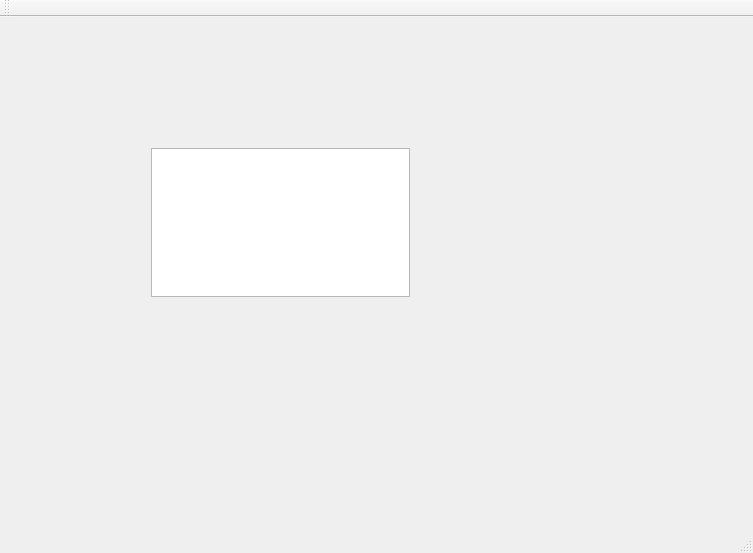
Before: the Qt Designer form mainwindow.ui in jjeka/pdp11-emulator, drawn with Qt 5.
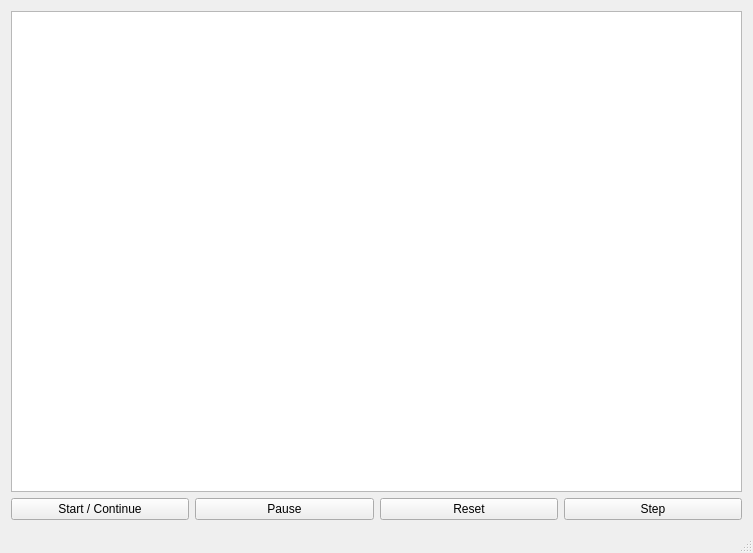
After: the same form once the commit is applied.

```diff
--- a/mainwindow.ui
+++ b/mainwindow.ui
@@ -14,34 +14,54 @@
    <string>MainWindow</string>
   </property>
   <widget class="QWidget" name="centralWidget">
-   <widget class="QWidget" name="horizontalLayoutWidget">
-    <property name="geometry">
-     <rect>
-      <x>140</x>
-      <y>120</y>
-      <width>281</width>
-      <height>171</height>
-     </rect>
-    </property>
-    <layout class="QHBoxLayout" name="horizontalLayout">
-     <property name="sizeConstraint">
-      <enum>QLayout::SetMaximumSize</enum>
-     </property>
-     <item>
-      <layout class="QVBoxLayout" name="verticalLayout_3"/>
-     </item>
-     <item>
       <layout class="QVBoxLayout" name="verticalLayout">
        <item>
-        <widget class="QTreeView" name="treeView"/>
+     <layout class="QHBoxLayout" name="stateLayout">
+      <item>
+       <layout class="QVBoxLayout" name="cpuLayout">
+        <item>
+         <layout class="QFormLayout" name="registersLayout"/>
        </item>
        <item>
-        <layout class="QGridLayout" name="gridLayout"/>
+         <widget class="QListView" name="disasView"/>
        </item>
       </layout>
      </item>
     </layout>
-   </widget>
+    </item>
+    <item>
+     <layout class="QHBoxLayout" name="buttonsLayout">
+      <item>
+       <widget class="QPushButton" name="startButton">
+        <property name="text">
+         <string>Start / Continue</string>
+        </property>
+       </widget>
+      </item>
+      <item>
+       <widget class="QPushButton" name="pauseButton">
+        <property name="text">
+         <string>Pause</string>
+        </property>
+       </widget>
+      </item>
+      <item>
+       <widget class="QPushButton" name="resetButton">
+        <property name="text">
+         <string>Reset</string>
+        </property>
+       </widget>
+      </item>
+      <item>
+       <widget class="QPushButton" name="stepButton">
+        <property name="text">
+         <string>Step</string>
+        </property>
+       </widget>
+      </item>
+     </layout>
+    </item>
+   </layout>
   </widget>
   <widget class="QMenuBar" name="menuBar">
    <property name="geometry">
@@ -53,14 +73,6 @@
     </rect>
    </property>
   </widget>
-  <widget class="QToolBar" name="mainToolBar">
-   <attribute name="toolBarArea">
-    <enum>TopToolBarArea</enum>
-   </attribute>
-   <attribute name="toolBarBreak">
-    <bool>false</bool>
-   </attribute>
-  </widget>
   <widget class="QStatusBar" name="statusBar"/>
  </widget>
  <layoutdefault spacing="6" margin="11"/>
```
Left out of the diff: 2 changed lines with no effect on the pictures. Lines whose indentation alone changed are shown as unchanged.
